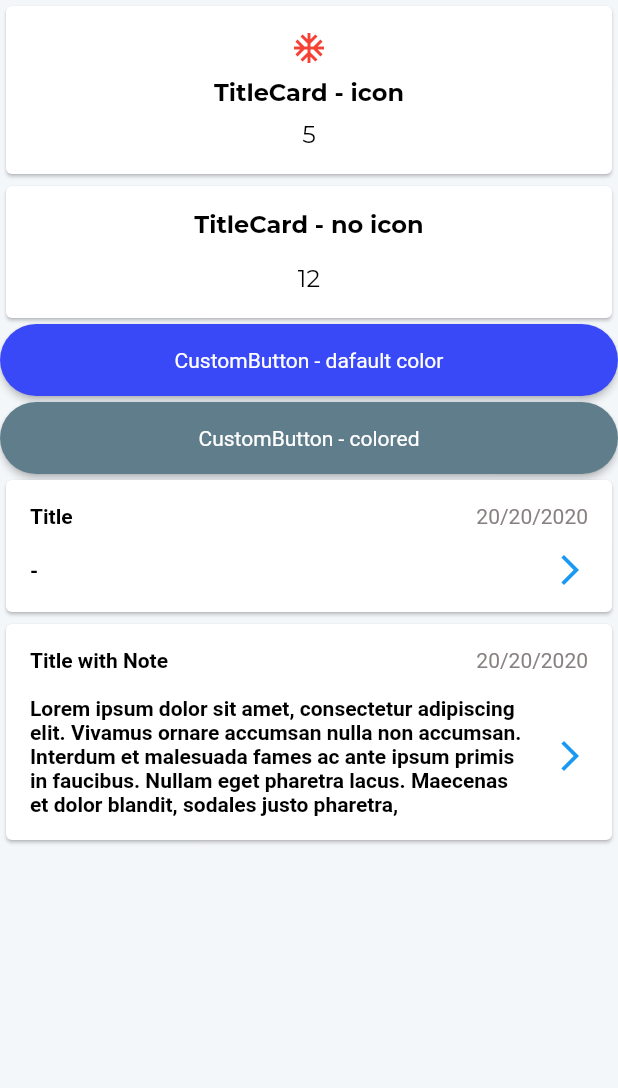
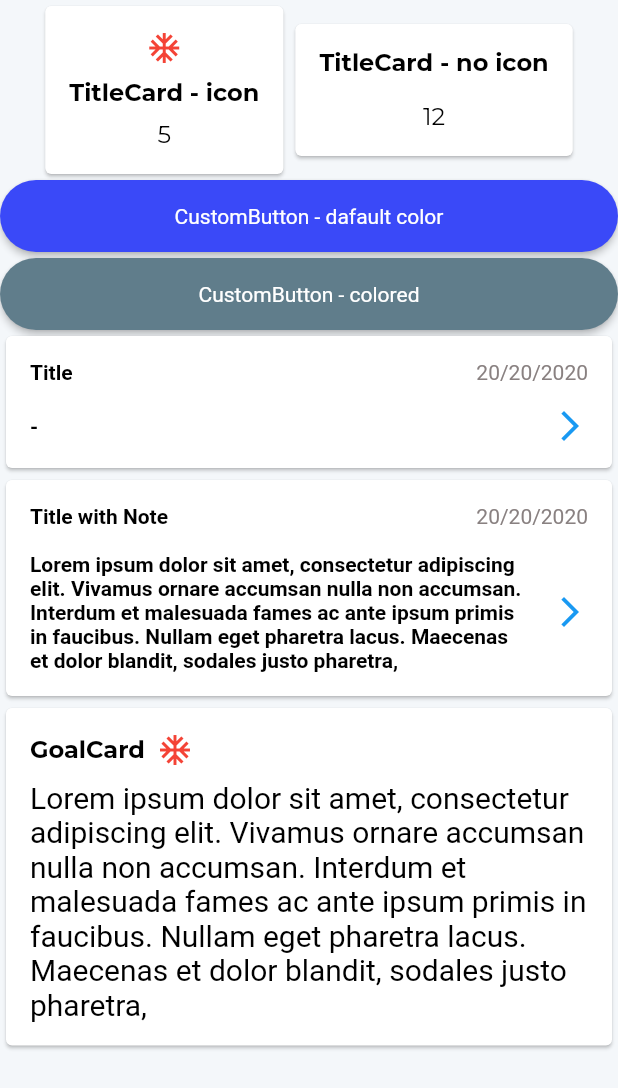
Before and after one commit to boy-warakorn/rmp-flutter, a Flutter app: the screen it shows after launch, on a phone screen of 412 x 824 dp. Shown: the top 1088 px of the screen. Run offline on Flutter 3.47's test engine with Material 2 defaults, Android fonts, the phone set to English and light mode, and no system bars; our stand-ins replace google_fonts.

Commit message:
UPDATE - font scaling

```diff
--- a/lib/screens/widget_preview_screen.dart
+++ b/lib/screens/widget_preview_screen.dart
@@ -1,5 +1,7 @@
 import 'package:flutter/material.dart';
+import 'package:rmp_flutter/configs/colors.dart';
 import 'package:rmp_flutter/widgets/general/custom_button.dart';
+import 'package:rmp_flutter/widgets/general/goal_card.dart';
 import 'package:rmp_flutter/widgets/general/package_card.dart';
 import 'package:rmp_flutter/widgets/general/title_card.dart';
 
@@ -12,8 +14,12 @@ class WidgetPreviewScreen extends StatelessWidget {
   @override
   Widget build(BuildContext context) {
     return Scaffold(
+      backgroundColor: kBgColor,
       body: SafeArea(
         child: ListView(children: [
+          Row(
+            mainAxisAlignment: MainAxisAlignment.center,
+            children: [
               TitleCard(
                 title: "TitleCard - icon",
                 count: 5,
@@ -25,6 +31,8 @@ class WidgetPreviewScreen extends StatelessWidget {
               TitleCard(
                 title: "TitleCard - no icon",
                 count: 12,
+              ),
+            ],
           ),
           CustomButton(
             text: "CustomButton - dafault color",
@@ -48,6 +56,14 @@ class WidgetPreviewScreen extends StatelessWidget {
             onPressed: () => print("PackageCard note: Pressed"),
             note: loremIpsum,
           ),
+          GoalCard(
+            title: "GoalCard",
+            content: loremIpsum,
+            icon: Icon(
+              Icons.ac_unit,
+              color: Colors.red,
+            ),
+          ),
         ]),
       ),
     );
--- a/lib/widgets/general/goal_card.dart
+++ b/lib/widgets/general/goal_card.dart
@@ -35,7 +35,7 @@ class GoalCard extends StatelessWidget {
             Text(
               content,
               style: Theme.of(context).textTheme.bodyText1?.copyWith(
-                    fontSize: 10.0,
+                    fontSize: kSizeS * (10 / 8),
                   ),
             ),
           ],
```
Lines whose indentation alone changed are shown as unchanged.
